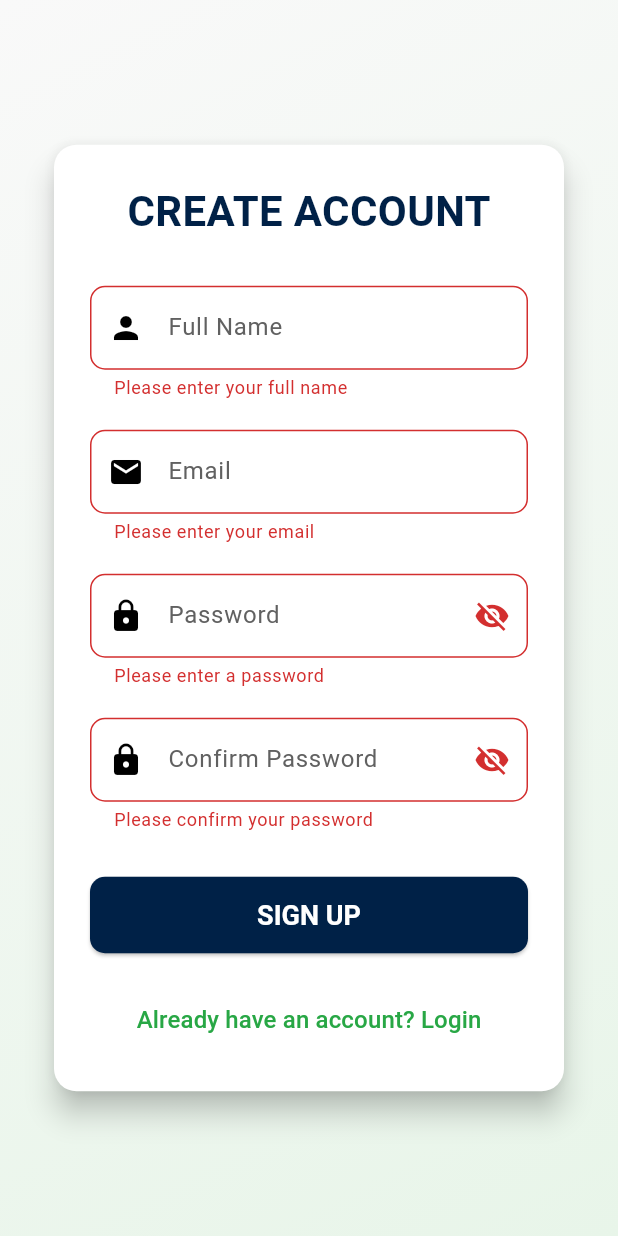
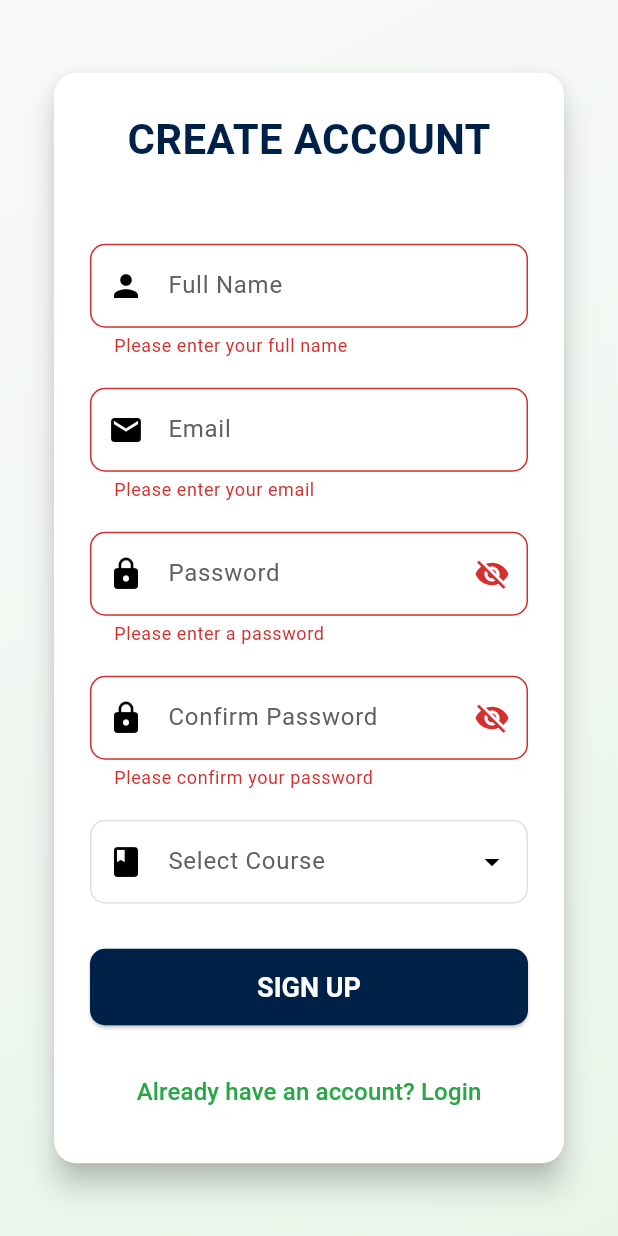
Before and after one commit to ankitGupta10121999/ignou_solution, a Flutter app: the SignupScreen screen opened by its route, after a tap on "SIGN UP", on a phone screen of 412 x 824 dp. Run offline on Flutter 3.47's test engine with Material 3 defaults, Android fonts, the phone set to English and light mode, and no system bars; drawn by our look-alikes of dropdown_search; our stand-ins replace cloud_firestore, firebase_auth, firebase_core, firebase_storage, flutter_riverpod, flutter_screenutil and 7 more; accounts and stored records are empty; network calls fail.

Commit message:
Add course selection to signup process

```diff
--- a/lib/auth/signup_screen.dart
+++ b/lib/auth/signup_screen.dart
@@ -1,13 +1,18 @@
+import 'package:cloud_firestore/cloud_firestore.dart';
+import 'package:dropdown_search/dropdown_search.dart';
 import 'package:firebase_auth/firebase_auth.dart';
 import 'package:flutter/material.dart';
 import 'package:go_router/go_router.dart';
 import 'package:google_fonts/google_fonts.dart';
 import 'package:ignousolutionhub/auth/auth_service.dart';
-import 'package:ignousolutionhub/core/firestore_service.dart';
 import 'package:ignousolutionhub/core/locator.dart';
+import 'package:ignousolutionhub/service/firestore_course_service.dart';
 
+import '../constants/firebase_collections.dart';
+import '../constants/role_constants.dart';
+import '../models/course_model.dart';
+import '../models/user_model.dart';
 import '../routing/app_router.dart';
-import 'login_screen.dart';
 
 class SignupScreen extends StatefulWidget {
   const SignupScreen({super.key});
@@ -26,9 +31,10 @@ class _SignupScreenState extends State<SignupScreen> {
   bool _obscureConfirmPassword = true;
   bool _isLoading = false;
   String? _errorMessage;
-
+  CourseModel? _selectedCourse;
   final AuthService _authService = locator<AuthService>();
-  final FirestoreService _firestoreService = locator<FirestoreService>();
+  final FirestoreCourseService _courseService =
+      locator<FirestoreCourseService>();
 
   @override
   void dispose() {
@@ -46,10 +52,24 @@ class _SignupScreenState extends State<SignupScreen> {
         _errorMessage = null;
       });
       try {
-        await _authService.signUpWithEmailAndPassword(
-          _emailController.text,
-          _passwordController.text,
-        );
+        UserCredential? userCredential = await _authService
+            .signUpWithEmailAndPassword(
+              _emailController.text,
+              _passwordController.text,
+            );
+        User? user = userCredential?.user;
+        if (user != null) {
+          UserModel userModel = UserModel(
+            uid: user.uid,
+            email: user.email!,
+            role: RoleConstants.student,
+            courseId: _selectedCourse!.id,
+          );
+          await FirebaseFirestore.instance
+              .collection(FirebaseCollections.users)
+              .doc(user.uid)
+              .set(userModel.toMap());
+        }
         if (mounted) {
           // No explicit navigation needed, Wrapper will react to auth state changes
         } else {
@@ -57,10 +77,6 @@ class _SignupScreenState extends State<SignupScreen> {
             _errorMessage = 'Signup failed. Please try again.';
           });
         }
-        // Navigator.pushReplacement(
-        //   context,
-        //   MaterialPageRoute(builder: (_) => const Wrapper()),
-        // );
       } on FirebaseAuthException catch (e) {
         setState(() {
           _errorMessage = e.message;
@@ -118,6 +134,7 @@ class _SignupScreenState extends State<SignupScreen> {
                             textAlign: TextAlign.center,
                           ),
                         ),
+                      const SizedBox(height: 20),
                       TextFormField(
                         controller: _fullNameController,
                         decoration: InputDecoration(
@@ -222,6 +239,71 @@ class _SignupScreenState extends State<SignupScreen> {
                           return null;
                         },
                       ),
+                      const SizedBox(height: 20),
+                      StreamBuilder<List<CourseModel>>(
+                        stream: _courseService.getCourseList(),
+                        builder: (context, snapshot) {
+                          if (snapshot.connectionState ==
+                              ConnectionState.waiting) {
+                            return const Center(
+                              child: CircularProgressIndicator(),
+                            );
+                          }
+
+                          if (snapshot.hasError) {
+                            return const Text('Error loading courses');
+                          }
+
+                          List<CourseModel> courses = snapshot.data ?? [];
+                          return DropdownSearch<CourseModel>(
+                            popupProps: PopupProps.menu(
+                              showSearchBox: true,
+                              fit: FlexFit.loose,
+                              constraints: BoxConstraints(
+                                maxHeight: courses.isEmpty ? 150 : 300,
+                              ),
+                              emptyBuilder: (context, searchEntry) {
+                                return Container(
+                                  height: 80,
+                                  alignment: Alignment.center,
+                                  padding: const EdgeInsets.all(16.0),
+                                  child: Text(
+                                    'No course found',
+                                    style: TextStyle(color: Colors.grey[600], fontSize: 16),
+                                    textAlign: TextAlign.center,
+                                  ),
+                                );
+                              },
+                              searchFieldProps: const TextFieldProps(
+                                decoration: InputDecoration(
+                                  hintText: 'Search course...',
+                                  prefixIcon: Icon(Icons.search),
+                                ),
+                              ),
+                            ),
+                            items: (f, cs) => courses,
+                            compareFn: (CourseModel? a, CourseModel? b) =>
+                                a?.id == b?.id,
+                            selectedItem: _selectedCourse,
+                            itemAsString: (CourseModel c) => c.name,
+                            decoratorProps: DropDownDecoratorProps(
+                              decoration: InputDecoration(
+                                labelText: 'Select Course',
+                                border: OutlineInputBorder(
+                                  borderRadius: BorderRadius.circular(10.0),
+                                ),
+                                prefixIcon: const Icon(Icons.book),
+                              ),
+                            ),
+                            validator: (value) =>
+                                value == null ? 'Please select a course' : null,
+                            onChanged: (value) {
+                              _selectedCourse = value;
+                            },
+                          );
+                        },
+                      ),
+
                       const SizedBox(height: 30),
                       SizedBox(
                         width: double.infinity,
--- /dev/null
+++ b/lib/models/course_model.dart
@@ -0,0 +1,23 @@
+class CourseModel {
+  final String id;
+  final String name;
+
+  CourseModel({
+    required this.id,
+    required this.name,
+  });
+
+  factory CourseModel.fromMap(Map<String, dynamic> data) {
+    return CourseModel(
+      id: data['id'] ?? '',
+      name: data['name'] ?? '',
+    );
+  }
+
+  Map<String, dynamic> toMap() {
+    return {
+      'id': id,
+      'name': name,
+    };
+  }
+}
--- a/lib/models/user_model.dart
+++ b/lib/models/user_model.dart
@@ -2,6 +2,7 @@ class UserModel {
   final String uid;
   final String email;
   final String role;
+  final String? courseId;
   final String? name;
   final String? phone;
   final String? address;
@@ -14,6 +15,7 @@ class UserModel {
     required this.uid,
     required this.email,
     required this.role,
+     this.courseId,
     this.name,
     this.phone,
     this.address,
@@ -28,6 +30,7 @@ class UserModel {
       uid: data['uid'] as String,
       email: data['email'] as String,
       role: data['role'] as String,
+      courseId: data['courseId'] as String?,
       name: data['name'] as String?,
       phone: data['phone'] as String?,
       address: data['address'] as String?,
--- a/lib/service/firestore_course_service.dart
+++ b/lib/service/firestore_course_service.dart
@@ -1,4 +1,5 @@
 import 'package:cloud_firestore/cloud_firestore.dart';
+import '../models/course_model.dart';
 import '../utils/commmon_utils.dart';
 
 class FirestoreCourseService {
@@ -87,4 +88,18 @@ class FirestoreCourseService {
         .orderBy('createdAt', descending: true)
         .snapshots();
   }
+
+
+  Stream<List<CourseModel>> getCourseList() {
+    return _firestore
+        .collection('courses')
+        .orderBy('createdAt', descending: true)
+        .snapshots()
+        .map((snapshot) {
+      return snapshot.docs.map((doc) {
+        return CourseModel.fromMap(doc.data());
+      }).toList();
+    });
+  }
+
 }
--- a/pubspec.yaml
+++ b/pubspec.yaml
@@ -51,6 +51,7 @@ dependencies:
   geocoding: ^4.0.0
   http: ^1.5.0
   uuid: ^4.5.1
+  dropdown_search: ^6.0.1
 
 dev_dependencies:
   flutter_test:
```
Also changed, not shown: lib/auth/auth_service.dart (+0 -12 lines), lib/layout/admin_app_layout.dart (+23 -91 lines).
